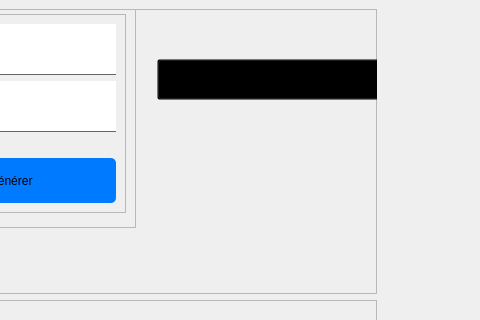
This is AddEmpForm_ui.ui in Hamza-ouabiba/Location-voiture as Qt 5 draws it before an edit; both pictures show x 612 to 1092 and y 0 to 320 of the 1092 by 963 pixel window. The edited form follows.
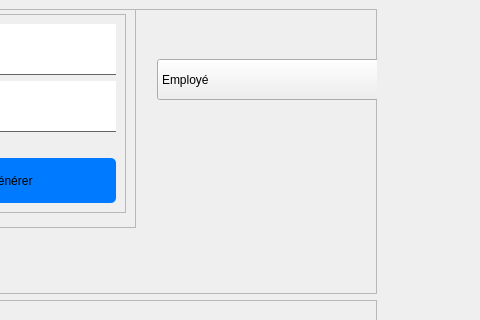
This is the edited form.

What changed in the file:
```diff
--- a/AddEmpForm_ui.ui
+++ b/AddEmpForm_ui.ui
@@ -252,7 +252,7 @@
           </rect>
          </property>
          <property name="styleSheet">
-          <string notr="true">background-color: transparent;</string>
+          <string notr="true"/>
          </property>
          <item>
           <property name="text">
```
